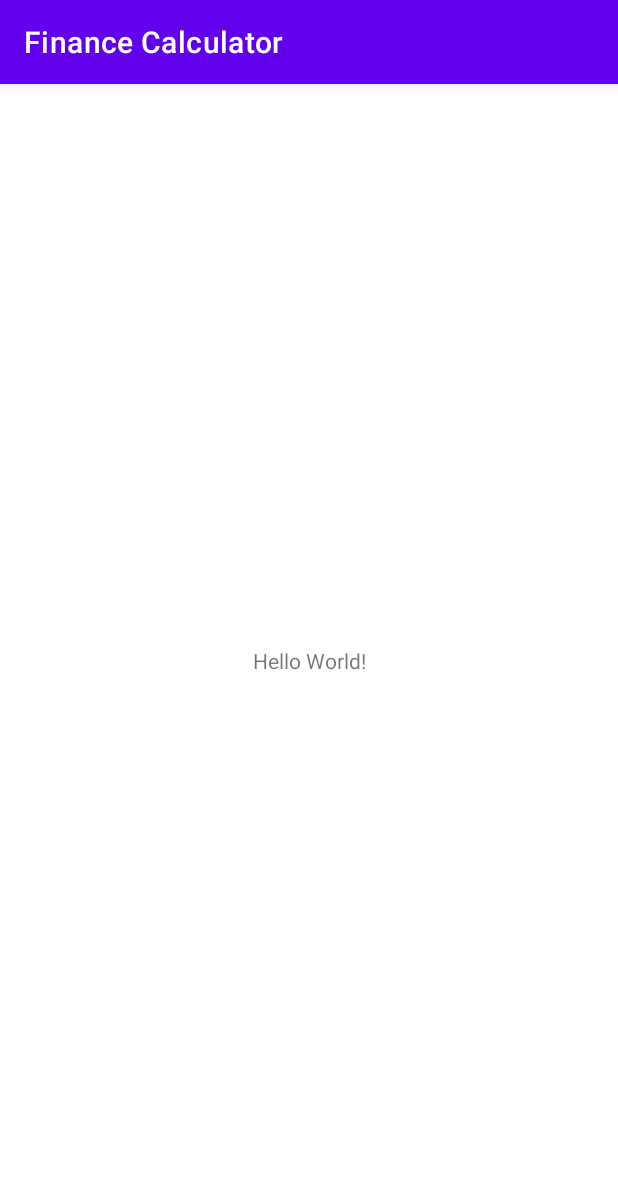
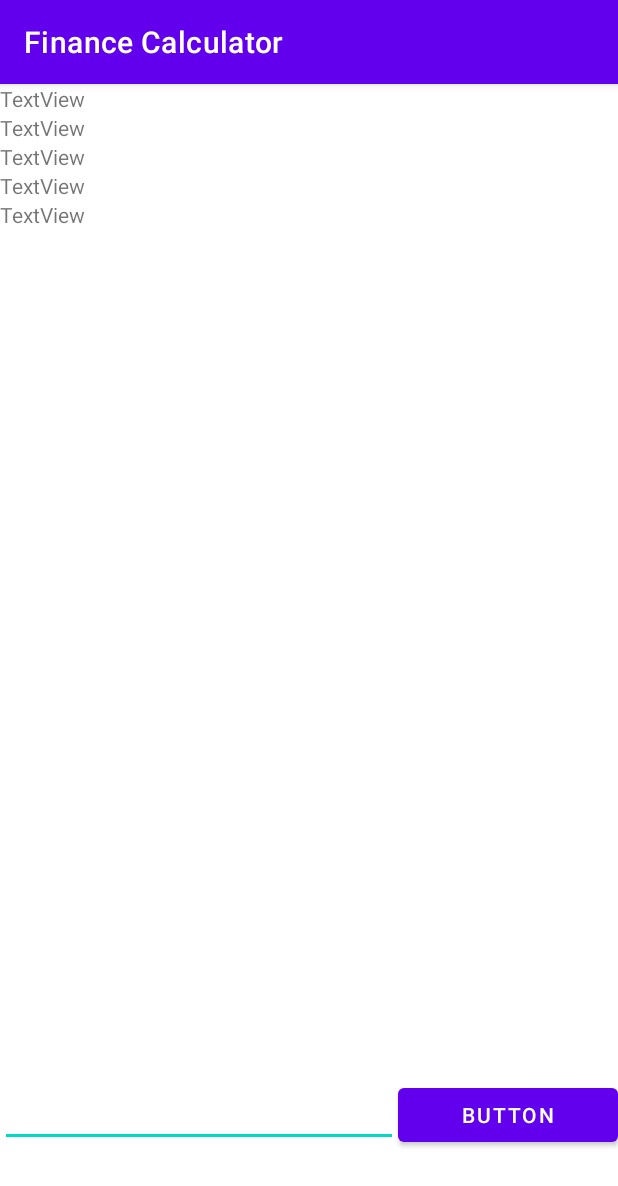
Before and after one commit to SAS128/FinanceCalculator, an Android app: the screen it shows after launch (MainActivity), on a phone screen of 412 x 824 dp. Shown: the top 1186 px of the screen. Run offline under Robolectric (Android 15) with nearby library versions, the phone set to English and light mode, and no system bars.

Commit message:
First demo disain

```diff
--- a/app/src/main/res/layout/activity_main.xml
+++ b/app/src/main/res/layout/activity_main.xml
@@ -6,13 +6,69 @@
     android:layout_height="match_parent"
     tools:context=".MainActivity">
 
-    <TextView
-        android:layout_width="wrap_content"
-        android:layout_height="wrap_content"
-        android:text="Hello World!"
-        app:layout_constraintBottom_toBottomOf="parent"
-        app:layout_constraintLeft_toLeftOf="parent"
-        app:layout_constraintRight_toRightOf="parent"
-        app:layout_constraintTop_toTopOf="parent" />
+    <LinearLayout
+        android:layout_width="match_parent"
+        android:layout_height="match_parent"
+        android:orientation="vertical"
+        tools:layout_editor_absoluteX="105dp"
+        tools:layout_editor_absoluteY="167dp">
 
+        <LinearLayout
+            android:layout_width="match_parent"
+            android:layout_height="663dp"
+            android:orientation="vertical">
+
+            <TextView
+                android:id="@+id/textView"
+                android:layout_width="match_parent"
+                android:layout_height="wrap_content"
+                android:text="TextView" />
+
+            <TextView
+                android:id="@+id/textView2"
+                android:layout_width="match_parent"
+                android:layout_height="wrap_content"
+                android:text="TextView" />
+
+            <TextView
+                android:id="@+id/textView3"
+                android:layout_width="match_parent"
+                android:layout_height="wrap_content"
+                android:text="TextView" />
+
+            <TextView
+                android:id="@+id/textView4"
+                android:layout_width="match_parent"
+                android:layout_height="wrap_content"
+                android:text="TextView" />
+
+            <TextView
+                android:id="@+id/textView5"
+                android:layout_width="match_parent"
+                android:layout_height="wrap_content"
+                android:text="TextView" />
+        </LinearLayout>
+
+        <LinearLayout
+            android:layout_width="match_parent"
+            android:layout_height="match_parent"
+            android:orientation="horizontal">
+
+            <EditText
+                android:id="@+id/editTextNumber"
+                android:layout_width="wrap_content"
+                android:layout_height="wrap_content"
+                android:layout_weight="1"
+                android:ems="10"
+                android:inputType="number" />
+
+            <Button
+                android:id="@+id/button2"
+                android:layout_width="wrap_content"
+                android:layout_height="wrap_content"
+                android:layout_weight="1"
+                android:text="Button" />
+
+        </LinearLayout>
+    </LinearLayout>
 </androidx.constraintlayout.widget.ConstraintLayout>
```
